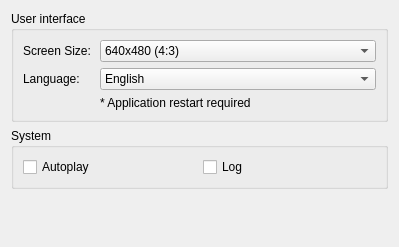
The window that application/forms/qnplenvironmentform.ui (TeleMidia/ginga-2010-2015-gui) describes before a commit, drawn with Qt 5.
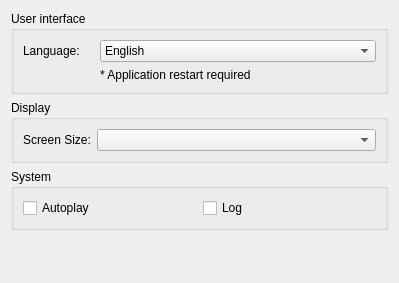
The same window after the commit. Icons and pictures are not drawn.

```diff
--- a/application/forms/qnplenvironmentform.ui
+++ b/application/forms/qnplenvironmentform.ui
@@ -7,7 +7,7 @@
     <x>0</x>
     <y>0</y>
     <width>399</width>
-    <height>247</height>
+    <height>283</height>
    </rect>
   </property>
   <property name="sizePolicy">
@@ -29,14 +29,14 @@
       <string>User interface</string>
      </property>
      <layout class="QGridLayout" name="gridLayout">
-      <item row="1" column="1">
+      <item row="0" column="1">
        <widget class="QLabel" name="label">
         <property name="text">
          <string>Language:    </string>
         </property>
        </widget>
       </item>
-      <item row="1" column="2">
+      <item row="0" column="2">
        <widget class="QComboBox" name="comboBox">
         <property name="sizePolicy">
          <sizepolicy hsizetype="Expanding" vsizetype="Fixed">
@@ -61,14 +61,23 @@
         </item>
        </widget>
       </item>
-      <item row="2" column="2">
+      <item row="1" column="2">
        <widget class="QLabel" name="label_2">
         <property name="text">
          <string>* Application restart required</string>
         </property>
        </widget>
       </item>
-      <item row="0" column="1">
+     </layout>
+    </widget>
+   </item>
+   <item>
+    <widget class="QGroupBox" name="groupBox_3">
+     <property name="title">
+      <string>Display</string>
+     </property>
+     <layout class="QHBoxLayout" name="horizontalLayout_2">
+      <item>
        <widget class="QLabel" name="label_3">
         <property name="sizePolicy">
          <sizepolicy hsizetype="Preferred" vsizetype="Preferred">
@@ -81,7 +90,7 @@
         </property>
        </widget>
       </item>
-      <item row="0" column="2">
+      <item>
        <widget class="QComboBox" name="comboBox_2">
         <property name="sizePolicy">
          <sizepolicy hsizetype="Expanding" vsizetype="Fixed">
@@ -89,6 +98,11 @@
           <verstretch>0</verstretch>
          </sizepolicy>
         </property>
+        <item>
+         <property name="text">
+          <string/>
+         </property>
+        </item>
         <item>
          <property name="text">
           <string>640x480 (4:3)</string>
```
Left out of the diff: 7 changed lines with no effect on the pictures.
